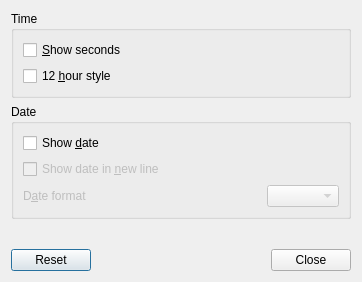
This is plugin-clock/razorclockconfiguration.ui in lxqt/lxqt-panel as Qt 5 draws it before an edit. The edited form follows.
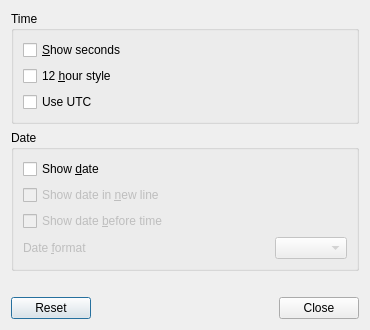
This is the edited form.

The edit to the form file:
```diff
--- a/plugin-clock/razorclockconfiguration.ui
+++ b/plugin-clock/razorclockconfiguration.ui
@@ -6,8 +6,8 @@
    <rect>
     <x>0</x>
     <y>0</y>
-    <width>362</width>
-    <height>282</height>
+    <width>370</width>
+    <height>330</height>
    </rect>
   </property>
   <property name="windowTitle">
@@ -19,21 +19,28 @@
      <property name="title">
       <string>Time</string>
      </property>
-     <layout class="QGridLayout" name="gridLayout_3" columnstretch="1,0">
-      <item row="0" column="0" colspan="2">
+     <layout class="QVBoxLayout" name="verticalLayout_2">
+      <item>
        <widget class="QCheckBox" name="showSecondsCB">
         <property name="text">
          <string>&amp;Show seconds</string>
         </property>
        </widget>
       </item>
-      <item row="1" column="0" colspan="2">
+      <item>
        <widget class="QCheckBox" name="ampmClockCB">
         <property name="text">
          <string>12 &amp;hour style</string>
         </property>
        </widget>
       </item>
+      <item>
+       <widget class="QCheckBox" name="useUtcCB">
+        <property name="text">
+         <string>Use UTC</string>
+        </property>
+       </widget>
+      </item>
      </layout>
     </widget>
    </item>
@@ -50,20 +57,20 @@
         </property>
        </widget>
       </item>
-      <item row="2" column="0">
+      <item row="3" column="0">
        <widget class="QLabel" name="dateFormatL">
         <property name="enabled">
          <bool>false</bool>
         </property>
         <property name="text">
-         <string>D&amp;ate format</string>
+         <string>Date &amp;format</string>
         </property>
         <property name="buddy">
          <cstring>dateFormatCOB</cstring>
         </property>
        </widget>
       </item>
-      <item row="2" column="1">
+      <item row="3" column="1">
        <widget class="QComboBox" name="dateFormatCOB">
         <property name="enabled">
          <bool>false</bool>
@@ -80,6 +87,16 @@
         </property>
        </widget>
       </item>
+      <item row="2" column="0" colspan="2">
+       <widget class="QCheckBox" name="dateBeforeTimeCB">
+        <property name="enabled">
+         <bool>false</bool>
+        </property>
+        <property name="text">
+         <string>Show date &amp;before time</string>
+        </property>
+       </widget>
+      </item>
      </layout>
     </widget>
    </item>
@@ -90,8 +107,8 @@
      </property>
      <property name="sizeHint" stdset="0">
       <size>
-       <width>1</width>
-       <height>1</height>
+       <width>20</width>
+       <height>0</height>
       </size>
      </property>
     </spacer>
```
Left out of the diff: 32 changed lines with no effect on the pictures.
